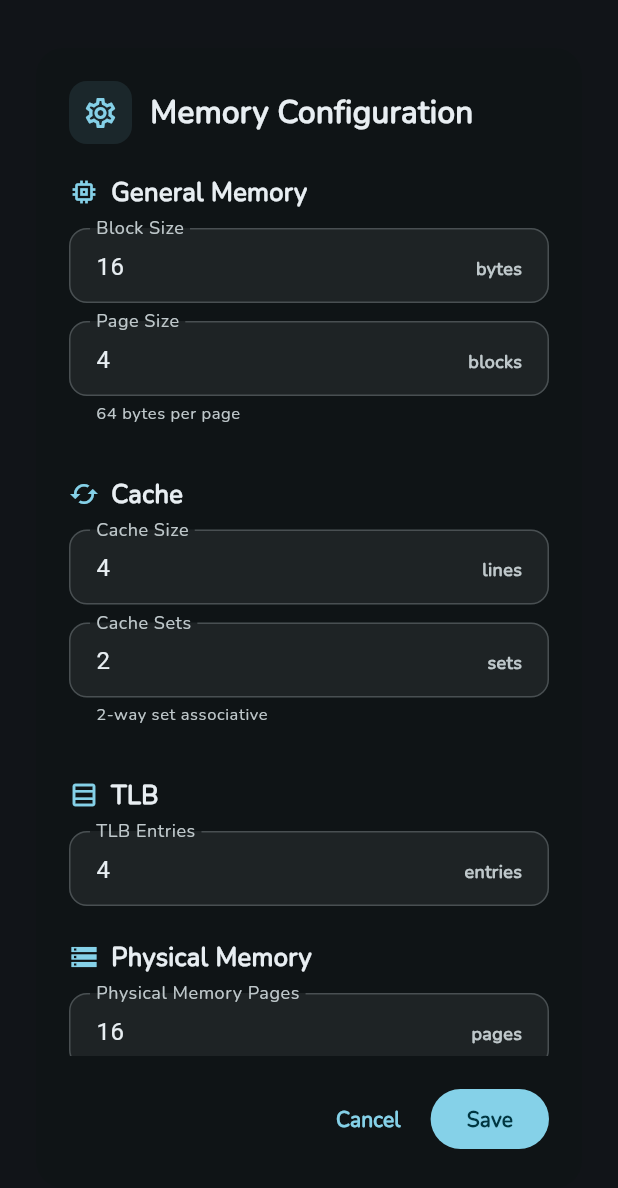
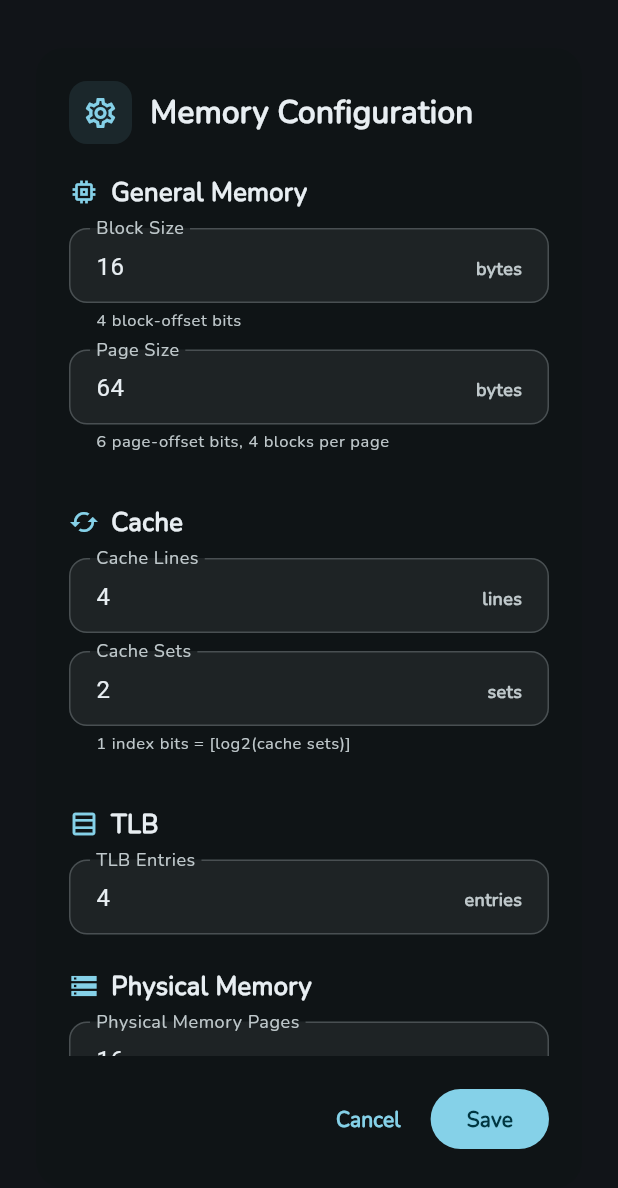
Before and after one commit to sHapiets/memory_access_simulator, a Flutter app: the ConfigurationDialog widget shown alone on an empty page, opened directly, on a phone screen of 412 x 824 dp. Shown: the top 1188 px of the screen. Run offline on Flutter 3.47's test engine with Material 3 defaults, Android fonts, the phone set to English and light mode, and no system bars; missing offline and left inert: dart:html.

Commit message:
Improved: GUI. Changed: Download name format

```diff
--- a/lib/layout/misc/configuration_dialog.dart
+++ b/lib/layout/misc/configuration_dialog.dart
@@ -17,7 +17,7 @@ class _ConfigurationDialogState extends State<ConfigurationDialog> {
   final Configuration config = Configuration.singleton;
 
   late final TextEditingController blockSizeController;
-  late final TextEditingController pageSizeBlocksController;
+  late final TextEditingController pageSizeBytesController;
   late final TextEditingController cacheSizeBlocksController;
   late final TextEditingController cacheSetsController;
   late final TextEditingController tlbSizeController;
@@ -32,8 +32,8 @@ class _ConfigurationDialogState extends State<ConfigurationDialog> {
       text: config.blockSizeBytes.toString(),
     );
 
-    pageSizeBlocksController = TextEditingController(
-      text: config.pageSizeBlocks.toString(),
+    pageSizeBytesController = TextEditingController(
+      text: (config.pageSizeBlocks * config.blockSizeBytes).toString(),
     );
 
     cacheSizeBlocksController = TextEditingController(
@@ -56,7 +56,7 @@ class _ConfigurationDialogState extends State<ConfigurationDialog> {
 
     for (final controller in [
       blockSizeController,
-      pageSizeBlocksController,
+      pageSizeBytesController,
       cacheSizeBlocksController,
       cacheSetsController,
       tlbSizeController,
@@ -70,7 +70,7 @@ class _ConfigurationDialogState extends State<ConfigurationDialog> {
   @override
   void dispose() {
     blockSizeController.dispose();
-    pageSizeBlocksController.dispose();
+    pageSizeBytesController.dispose();
     cacheSizeBlocksController.dispose();
     cacheSetsController.dispose();
     tlbSizeController.dispose();
@@ -97,22 +97,35 @@ class _ConfigurationDialogState extends State<ConfigurationDialog> {
     return (log(pages) / ln2).round();
   }
 
-  String? _pageBytesHelper() {
+  int? _bits(int? number) {
+    if (number == null || !_isPowerOfTwo(number)) return null;
+    return (log(number) / ln2).round();
+  }
+
+  String? _blockBitsHelper() {
     final blockSize = _parse(blockSizeController);
-    final pageBlocks = _parse(pageSizeBlocksController);
-    if (_validateBlockSize() != null || _validatePageSizeBlocks() != null) {
+    if (_validateBlockSize() != null) {
       return null;
     }
-    return '${blockSize! * pageBlocks!} bytes per page';
+    return '${_bits(blockSize!)} block-offset bits';
   }
 
-  String? _cacheWaysHelper() {
+  String? _pageBytesHelper() {
+    final blocksSize = _parse(blockSizeController);
+    final pageSize = _parse(pageSizeBytesController);
+    if (_validateBlockSize() != null || _validatePageSizeBytes() != null) {
+      return null;
+    }
+    return '${_bits(pageSize!)} page-offset bits, ${pageSize ~/ blocksSize!} blocks per page';
+  }
+
+  String? _cacheIndexBitsHelper() {
     final cacheSize = _parse(cacheSizeBlocksController);
     final sets = _parse(cacheSetsController);
     if (_validateCacheSize() != null || _validateCacheSets() != null) {
       return null;
     }
-    return '${cacheSize! ~/ sets!}-way set associative';
+    return '${_bits(sets)} index bits = [log2(cache sets)]';
   }
 
   String? _ppnBitsHelper() {
@@ -138,13 +151,26 @@ class _ConfigurationDialogState extends State<ConfigurationDialog> {
     return null;
   }
 
-  String? _validatePageSizeBlocks() {
-    final value = _parse(pageSizeBlocksController);
+  String? _validatePageSizeBytes() {
+    final value = _parse(pageSizeBytesController);
+    final blockSize = _parse(blockSizeController);
 
     if (value == null) return 'Enter a valid number.';
     if (value <= 0) return 'Page size must be greater than 0.';
     if (!_isPowerOfTwo(value)) return 'Page size must be a power of 2.';
-    if (value > 64) return 'Page size cannot exceed 64 blocks.';
+    if (value > 1024) return 'Page size cannot exceed 1024 bytes.';
+
+    if (blockSize == null || blockSize <= 0) {
+      return 'Enter a valid block size first.';
+    }
+
+    if (value < blockSize) {
+      return 'Page size must be at least as large as the block size.';
+    }
+
+    if (value % blockSize != 0) {
+      return 'Page size must be a multiple of the block size.';
+    }
 
     return null;
   }
@@ -226,7 +252,7 @@ class _ConfigurationDialogState extends State<ConfigurationDialog> {
 
   bool get _isValid {
     return _validateBlockSize() == null &&
-        _validatePageSizeBlocks() == null &&
+        _validatePageSizeBytes() == null &&
         _validateCacheSize() == null &&
         _validateCacheSets() == null &&
         _validateTlbSize() == null &&
@@ -238,7 +264,8 @@ class _ConfigurationDialogState extends State<ConfigurationDialog> {
     if (!_isValid) return;
 
     config.blockSizeBytes = _parse(blockSizeController)!;
-    config.pageSizeBlocks = _parse(pageSizeBlocksController)!;
+    config.pageSizeBlocks =
+        _parse(pageSizeBytesController)! ~/ _parse(blockSizeController)!;
     config.cacheSizeBlocks = _parse(cacheSizeBlocksController)!;
     config.cacheSets = _parse(cacheSetsController)!;
     config.tlbSize = _parse(tlbSizeController)!;
@@ -353,14 +380,14 @@ class _ConfigurationDialogState extends State<ConfigurationDialog> {
     );
   }
 
-  Widget _buildMemoryOrganization() {
+  /* Widget _buildMemoryOrganization() {
     final blockSize = _parse(blockSizeController);
-    final pageBlocks = _parse(pageSizeBlocksController);
+    final pageSize = _parse(pageSizeBytesController);
 
     if (blockSize == null ||
-        pageBlocks == null ||
+        pageSize == null ||
         _validateBlockSize() != null ||
-        _validatePageSizeBlocks() != null) {
+        _validatePageSizeBytes() != null) {
       return _buildInvalidVisualization(
         'Enter valid block and page sizes to view the memory layout.',
       );
@@ -494,23 +521,24 @@ class _ConfigurationDialogState extends State<ConfigurationDialog> {
       ),
     );
   }
+ */
 
   Widget _buildCacheAddressBreakdown() {
     final blockSize = _parse(blockSizeController);
     final cacheSets = _parse(cacheSetsController);
     final virtualPages = _parse(virtualPagesController);
     final dynamicSizePages = _parse(dynamicSizePagesController);
-    final pageBlocks = _parse(pageSizeBlocksController);
+    final pageBytes = _parse(pageSizeBytesController);
 
     if (blockSize == null ||
         cacheSets == null ||
         virtualPages == null ||
         dynamicSizePages == null ||
-        pageBlocks == null ||
+        pageBytes == null ||
         _validateBlockSize() != null ||
         _validateCacheSets() != null ||
         _validateVirtualPages() != null ||
-        _validatePageSizeBlocks() != null ||
+        _validatePageSizeBytes() != null ||
         _validateDynamicSizePages() != null) {
       return _buildInvalidVisualization(
         'Enter valid values to view the cache address breakdown.',
@@ -520,7 +548,7 @@ class _ConfigurationDialogState extends State<ConfigurationDialog> {
     final offsetBits = (log(blockSize) / ln2).round();
     final indexBits = (log(cacheSets) / ln2).round();
     final ppnBits = _bitsForPages(dynamicSizePages)!;
-    final pageOffsetBits = offsetBits + (log(pageBlocks) / ln2).round();
+    final pageOffsetBits = (log(pageBytes) / ln2).round();
     final addressBits = ppnBits + pageOffsetBits;
     final tagBits = addressBits - (offsetBits + indexBits);
 
@@ -844,13 +872,14 @@ class _ConfigurationDialogState extends State<ConfigurationDialog> {
                         controller: blockSizeController,
                         errorText: _validateBlockSize(),
                         unit: 'bytes',
+                        helperText: _blockBitsHelper(),
                       ),
 
                       _buildNumberField(
                         label: 'Page Size',
-                        controller: pageSizeBlocksController,
-                        errorText: _validatePageSizeBlocks(),
-                        unit: 'blocks',
+                        controller: pageSizeBytesController,
+                        errorText: _validatePageSizeBytes(),
+                        unit: 'bytes',
                         helperText: _pageBytesHelper(),
                       ),
 
@@ -860,7 +889,7 @@ class _ConfigurationDialogState extends State<ConfigurationDialog> {
                       _buildSectionTitle('Cache', Icons.cached_outlined),
 
                       _buildNumberField(
-                        label: 'Cache Size',
+                        label: 'Cache Lines',
                         controller: cacheSizeBlocksController,
                         errorText: _validateCacheSize(),
                         unit: 'lines',
@@ -871,7 +900,7 @@ class _ConfigurationDialogState extends State<ConfigurationDialog> {
                         controller: cacheSetsController,
                         errorText: _validateCacheSets(),
                         unit: 'sets',
-                        helperText: _cacheWaysHelper(),
+                        helperText: _cacheIndexBitsHelper(),
                       ),
 
                       const SizedBox(height: 22),
```
Also changed, not shown: lib/core/service/session_file_service.dart (+14 -1 lines), lib/layout/misc/app_snackbar.dart (added, +52 -0 lines), lib/layout/misc/appbar_ui.dart (+18 -10 lines), lib/layout/misc/log_statistics_widget.dart (+0 -10 lines).
